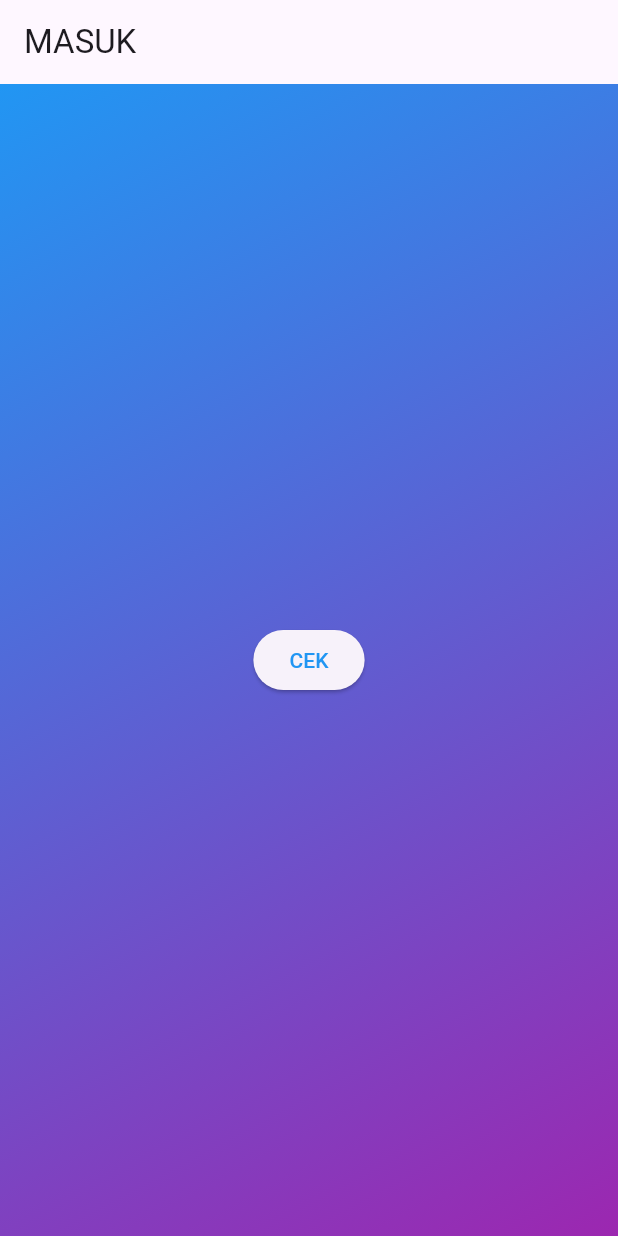
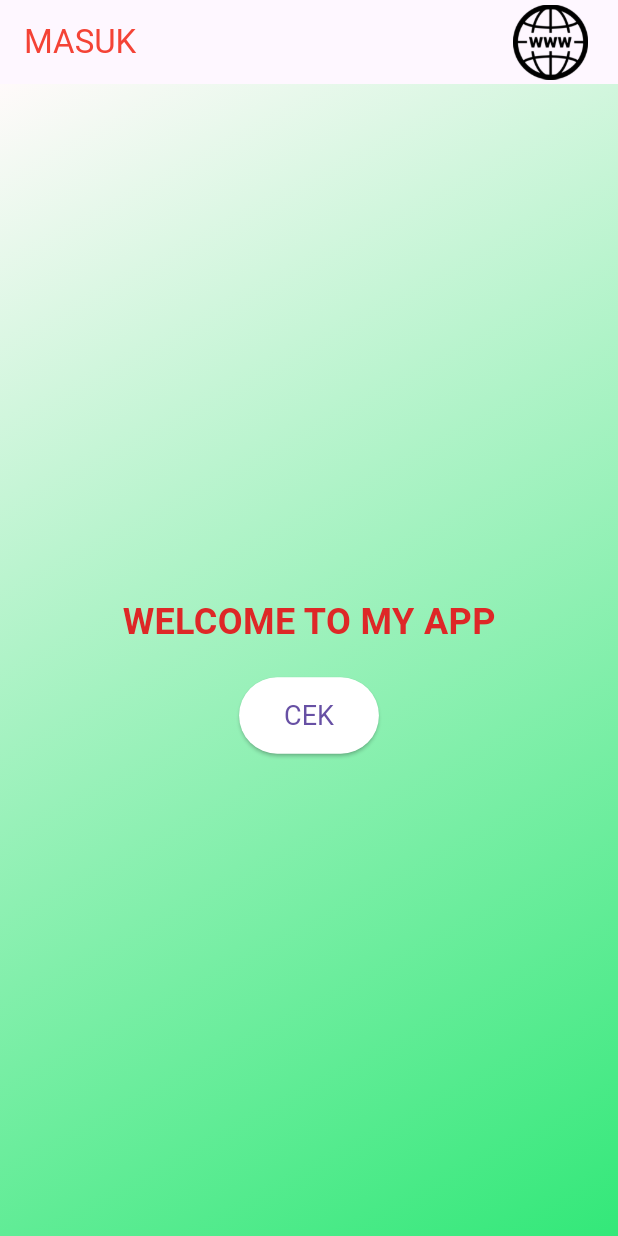
Before and after one commit to Levyantery/AppUjian, a Flutter app: the screen it shows after launch, on a phone screen of 412 x 824 dp. Run offline on Flutter 3.47's test engine with Material 3 defaults, Android fonts, the phone set to English and light mode, and no system bars; our stand-ins replace webview_flutter.

Commit message:
two commit

```diff
--- a/lib/main.dart
+++ b/lib/main.dart
@@ -1,6 +1,5 @@
 import 'package:flutter/material.dart';
 import 'package:app_ujian/url_input_page.dart';
-import 'package:app_ujian/locked_scaffold.dart';
 import 'package:app_ujian/lock_task_manager.dart';
 import 'package:flutter/services.dart';
 
@@ -29,22 +28,45 @@ class HomePage extends StatelessWidget {
   Widget build(BuildContext context) {
     return Scaffold(
       appBar: AppBar(
-        title: const Text('MASUK'),
+        title: const Text('MASUK',
+        style : TextStyle (color: Colors.red),
+        ),
+        actions: [
+          Padding(
+            padding: const EdgeInsets.only(right: 20.0),
+            child: Image.asset('assets/browser.png', height: 50),
+          ),
+        ],
       ),
       body: Container(
         decoration: const BoxDecoration(
           gradient: LinearGradient(
             begin: Alignment.topLeft,
             end: Alignment.bottomRight,
-            colors: [Colors.blue, Colors.purple],
+            colors: [Color.fromARGB(255, 255, 250, 250), Color.fromARGB(255, 51, 232, 121)],
           ),
         ),
         child: Center(
-          child: ElevatedButton(
+          child: Column(
+            mainAxisAlignment: MainAxisAlignment.center,
+            children: [
+              const SizedBox(height: 20),
+              const Text(
+                'WELCOME TO MY APP',
+                style: TextStyle(
+                  fontSize: 24,
+                  fontWeight: FontWeight.bold,
+                  color: Color.fromARGB(255, 222, 39, 39),
+                ),
+              ),
+              const SizedBox(height: 20),
+              ElevatedButton(
                 child: const Text('CEK'),
                 style: ElevatedButton.styleFrom(
-              disabledBackgroundColor: Colors.white,
-              foregroundColor: Colors.blue,
+                  disabledBackgroundColor: Colors.blue,
+                  backgroundColor: Colors.white,
+                  padding: const EdgeInsets.symmetric(horizontal: 30, vertical: 15),
+                  textStyle: const TextStyle(fontSize: 18),
                 ),
                 onPressed: () {
                   showDialog(
@@ -53,7 +75,7 @@ class HomePage extends StatelessWidget {
                     builder: (BuildContext context) {
                       return AlertDialog(
                         title: const Text('Perizinan'),
-                    content: const Text('Apakah Anda mengizinkan aplikasi ini?'),
+                        content: const Text( 'Tekan allow jika anda mengizinkan aplikasi'),
                         actions: <Widget>[
                           TextButton(
                             child: const Text('Decline'),
@@ -83,8 +105,28 @@ class HomePage extends StatelessWidget {
                   );
                 },
               ),
+            ],
+          ),
         ),
       ),
     );
   }
 }
+
+class LockedScaffold extends StatelessWidget {
+  final Widget child;
+
+  const LockedScaffold({required this.child});
+
+  @override
+  Widget build(BuildContext context) {
+    return WillPopScope(
+      onWillPop: () async {
+        return false;
+      },
+      child: Scaffold(
+        body: child,
+      ),
+    );
+  }
+}
--- a/pubspec.yaml
+++ b/pubspec.yaml
@@ -30,6 +30,7 @@ environment:
 dependencies:
   flutter:
     sdk: flutter
+  android_intent: ^2.0.2
 
 
   # The following adds the Cupertino Icons font to your application.
@@ -58,6 +59,9 @@ flutter:
   # included with your application, so that you can use the icons in
   # the material Icons class.
   uses-material-design: true
+
+  assets:
+    - assets/browser.png
 
   # To add assets to your application, add an assets section, like this:
   # assets:
```
Also changed, not shown: lib/lock_task_manager.dart (+11 -3 lines), lib/web_view_screen.dart (+49 -3 lines), assets/browser.png (added), pubspec.lock, 1 other file. Lines whose indentation alone changed are shown as unchanged.
